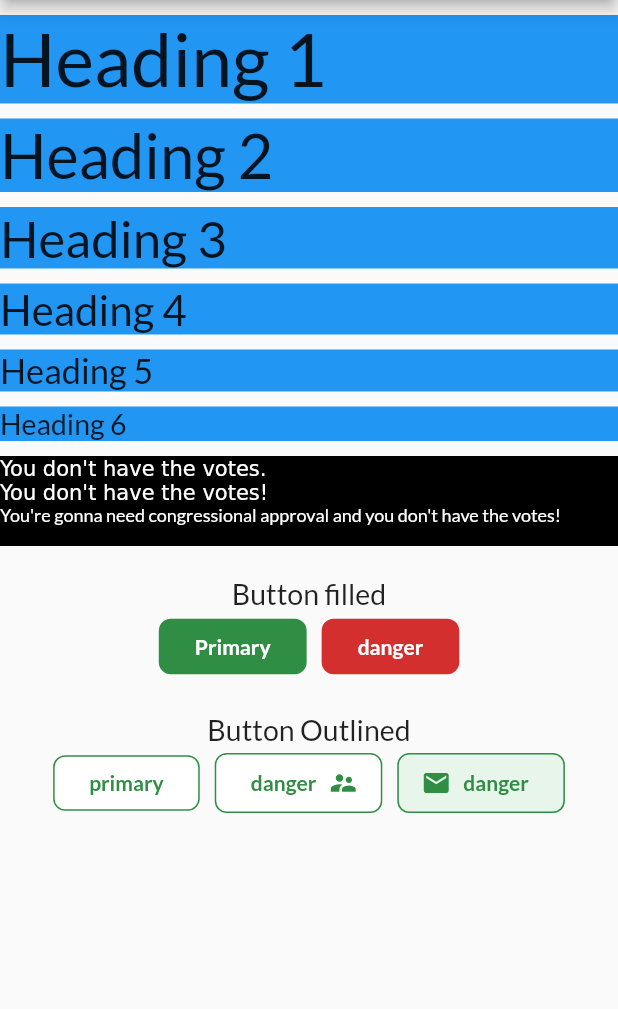
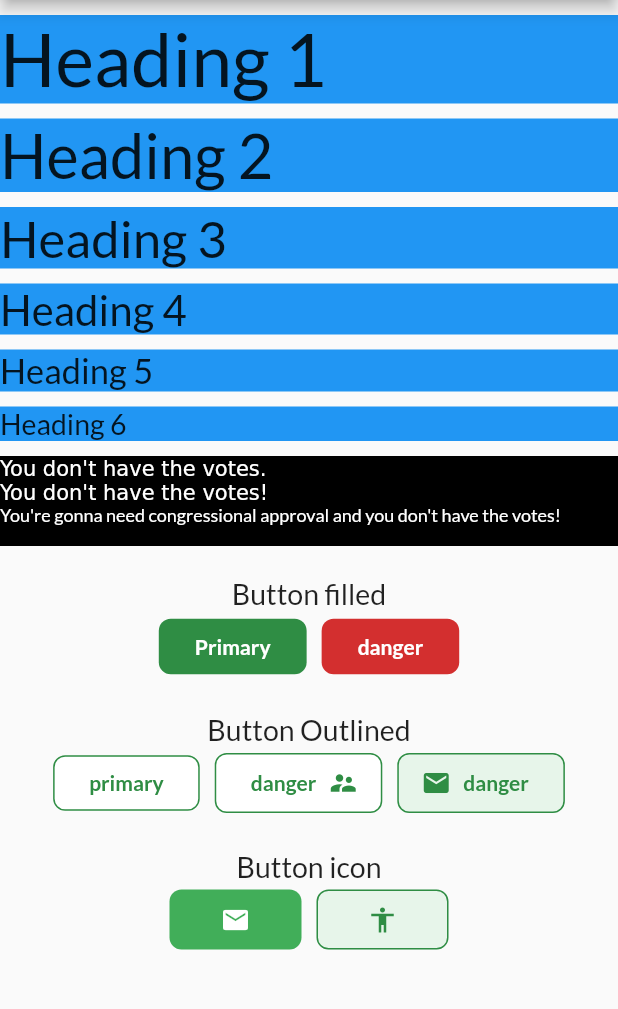
Before and after one commit to jabardigitalservice/jds-flutter-package, a Flutter app: the screen it shows after launch, on a phone screen of 412 x 824 dp, the part 84-1093 px from its top. Run offline on Flutter 3.47's test engine with Material 2 defaults, Android fonts, the phone set to English and light mode, and no system bars; statements that could not run were skipped.

Commit message:
1. add theme light 2. add primary color 3. add button theme

```diff
--- a/example/lib/main.dart
+++ b/example/lib/main.dart
@@ -182,6 +182,45 @@ class HomePage extends StatelessWidget {
               ],
             ),
           ),
+          SizedBox(height: 20),
+          Text(
+            'Button icon',
+            textAlign: TextAlign.center,
+            style: JDSTextTheme.h6,
+          ),
+          Center(
+            child: Wrap(
+              children: [
+                Container(
+                  child: JDSButton.icon(
+                    color: Colors.black,
+                    icon: Icon(
+                      Icons.email,
+                      size: 20,
+                      color: JDSColors.white,
+                    ),
+                    onPressed: () {},
+                    // background: JDSColors.green[700],
+                  ),
+                ),
+                SizedBox(width: 10),
+                Container(
+                  child: JDSButton.icon(
+                    icon: Icon(
+                      Icons.accessibility,
+                      size: 20,
+                      color: JDSColors.green[700],
+                    ),
+                    background: JDSColors.green[50],
+                    borderColor: JDSColors.green[700],
+                    onPressed: () {},
+                    // background: JDSColors.green[700],
+                  ),
+                ),
+              ],
+            ),
+          ),
+          SizedBox(height: 50),
         ],
       ),
       drawer: Drawer(
```
Also changed, not shown: lib/theme/app_theme.dart (+61 -63 lines), lib/theme/button_theme.dart (added, +19 -0 lines).
